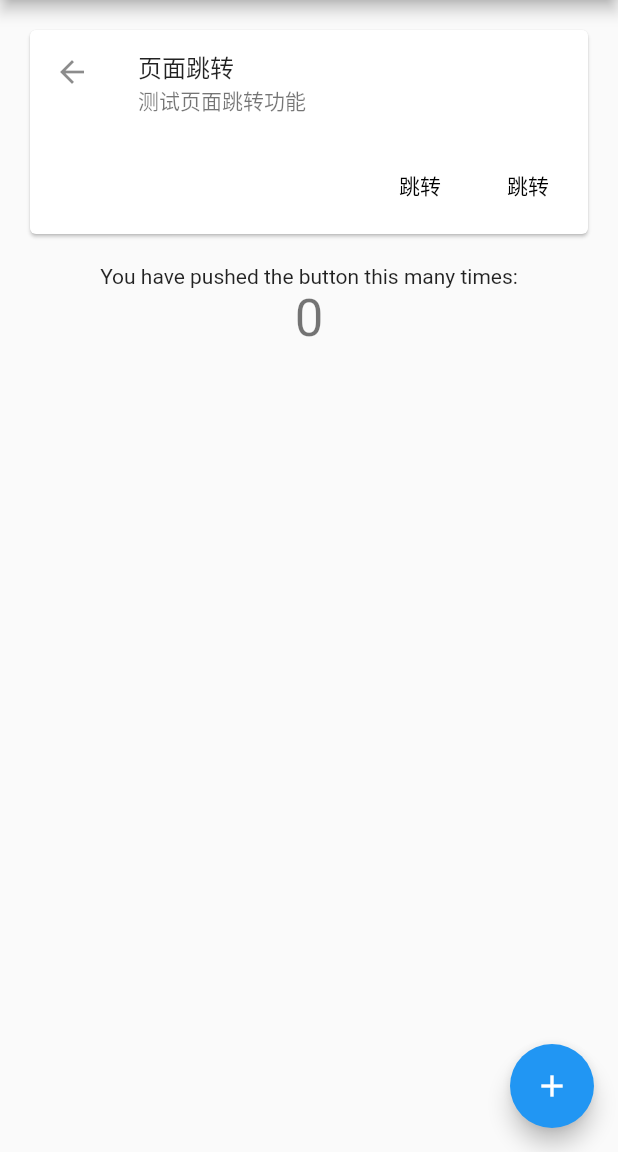
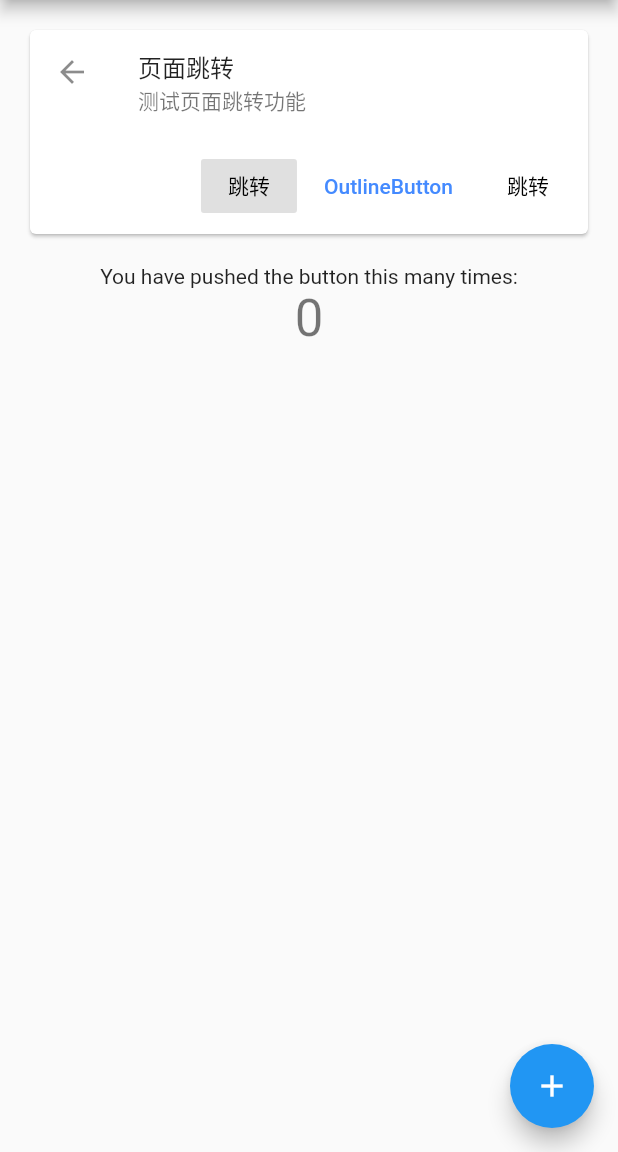
Before and after one commit to feiltel/flutter_app, a Flutter app: the screen it shows after launch, on a phone screen of 412 x 824 dp, the part 84-1236 px from its top. Run offline on Flutter 3.47's test engine with Material 2 defaults, Android fonts, the phone set to English and light mode, and no system bars; our stand-ins replace dio.

Commit message:
加入扁平按钮

```diff
--- a/lib/main.dart
+++ b/lib/main.dart
@@ -1,3 +1,4 @@
+import 'package:flutter/cupertino.dart';
 import 'package:flutter/material.dart';
 
 import 'test.dart';
@@ -13,6 +14,7 @@ class MyApp extends StatelessWidget {
     return MaterialApp(
       title: 'Flutter Demo',
       theme: ThemeData(
+        hintColor: Colors.transparent,
         // This is the theme of your application.
         //
         // Try running your application with "flutter run". You'll see the
@@ -143,7 +145,10 @@ class MyStatelessWidget extends StatelessWidget {
               ),
               ButtonBar(
                 children: <Widget>[
-                  FlatButton(
+                  RaisedButton(
+                    elevation: 0,
+                    hoverElevation: 4,
+                    highlightElevation: 4,
                     child: const Text('跳转'),
                     onPressed: () {
                       Navigator.push(
@@ -153,8 +158,24 @@ class MyStatelessWidget extends StatelessWidget {
                       );
                     },
                   ),
+                   getOutlineButton(context),
+                  /*   FlatButton(
+                    child: const Text('跳转'),
+                    onPressed: () {
+                      Navigator.push(
+                        context,
+                        new MaterialPageRoute(
+                            builder: (context) => new TestHome()),
+                      );
+                    },
+                  ),*/
                   FlatButton(
                     child: const Text('跳转'),
+                    // 按下的背景色
+                    splashColor: Colors.green,
+                    // 水波纹颜色
+
+                    highlightColor: Colors.transparent,
                     onPressed: () {
                       Navigator.push(
                         context,
@@ -173,3 +194,39 @@ class MyStatelessWidget extends StatelessWidget {
     );
   }
 }
+
+Widget getOutlineButton(BuildContext context) {
+  return OutlineButton(
+    onPressed: () {
+
+    },
+    child: Text("OutlineButton"),
+//      onHighlightChanged: onHighlightChanged,
+    textTheme: ButtonTextTheme.accent,
+    textColor: Colors.blueAccent,
+    disabledTextColor: Colors.red,
+    color: Color(0xFF2962FF),
+//      disabledColor: Colors.grey,
+    highlightColor: Color(0xFF2962FF),
+    // 按下的背景色
+    splashColor: Colors.transparent,
+    // 水波纹颜色
+//      colorBrightness: Brightness.light,   // 主题
+//      elevation: 10,
+    highlightElevation: 0,
+//      disabledElevation: 10,
+    padding: EdgeInsets.all(10),
+    borderSide:new BorderSide(color: Colors.transparent),
+//       RaisedButton 才起效
+/*    shape: RoundedRectangleBorder(
+        borderRadius: BorderRadius.all(Radius.circular(0)),
+        side: BorderSide(
+            color: Colors.transparent, style: BorderStyle.none, width: 0)),*/
+
+    clipBehavior: Clip.antiAlias,
+//      materialTapTargetSize: MaterialTapTargetSize.padded,
+//      animationDuration: Duration(seconds:1),
+//      minWidth: 200,
+//      height: 50,
+  );
+}
```
